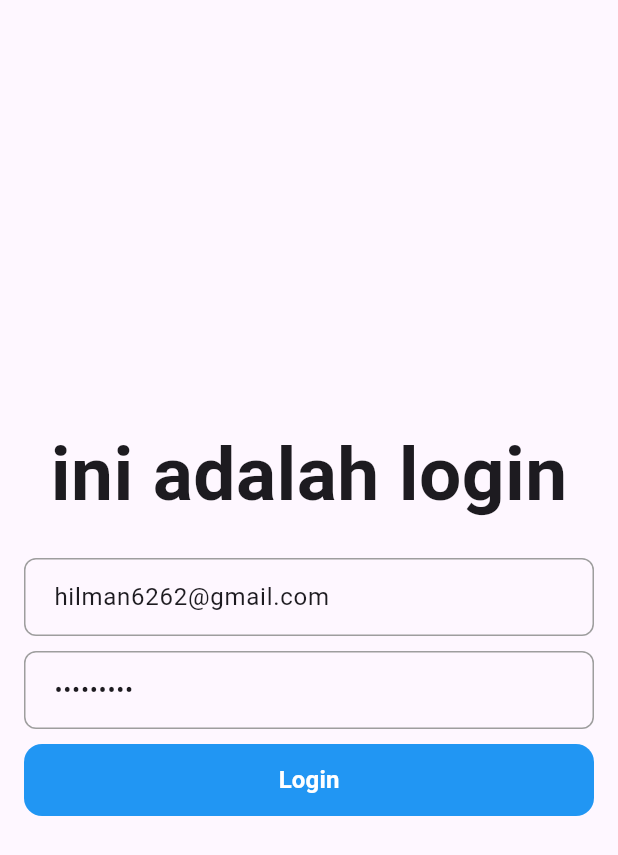
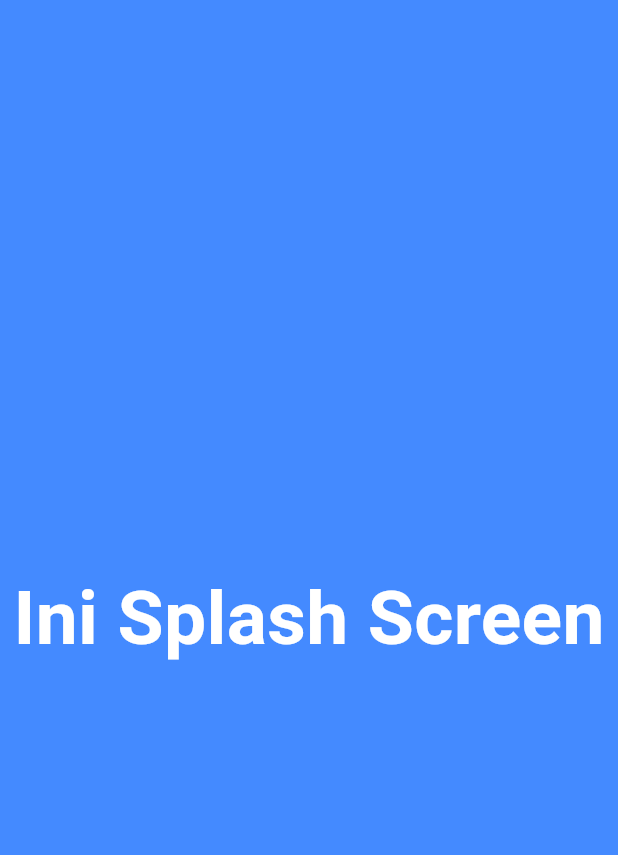
Before and after one commit to zaenihd/my_clean_code_template_bloc, a Flutter app: the first screen one second after launch, on a phone screen of 412 x 824 dp. Shown: the top 855 px of the screen. Run offline on Flutter 3.47's test engine with Material 3 defaults, Android fonts, the phone set to English and light mode, and no system bars; our stand-ins replace bloc, dio, equatable, flutter_bloc, get_it, shared_preferences.

Commit message:
update auto login with token

```diff
--- a/lib/core/navigation/app_router.dart
+++ b/lib/core/navigation/app_router.dart
@@ -3,6 +3,7 @@ import 'package:my_clean_code_template/data/model/profile_model.dart';
 import 'package:my_clean_code_template/ui/auth/login/view/login_view.dart';
 import 'package:my_clean_code_template/ui/home/view/home_view.dart';
 import 'package:my_clean_code_template/ui/profile/view/profile_view.dart';
+import 'package:my_clean_code_template/ui/splash_screen/view/splash_screen_view.dart';
 import 'app_routes.dart';
 
 class AppRouter {
@@ -17,8 +18,10 @@ class AppRouter {
       case AppRoutes.profile:
         return MaterialPageRoute(
           builder: (_) =>
-              ProfileView(profileData: settings.arguments as ProfileData),
+              ProfileView(),
         );
+      case AppRoutes.splash:
+        return MaterialPageRoute(builder: (_) => SplashScreenView());
 
       default:
         return _errorRoute();
--- a/lib/core/navigation/app_routes.dart
+++ b/lib/core/navigation/app_routes.dart
@@ -2,4 +2,5 @@ class AppRoutes {
   static const String login = '/login';
   static const String home = '/home';
   static const String profile = '/profile';
+  static const String splash = '/splash';
 }
--- /dev/null
+++ b/lib/data/storage/app_shared.dart
@@ -0,0 +1,61 @@
+import 'dart:convert';
+import 'package:shared_preferences/shared_preferences.dart';
+
+class AppPreferences {
+  final SharedPreferences _prefs;
+
+  AppPreferences(this._prefs);
+
+  // ======================
+  // KEY
+  // ======================
+  static const _keyIsLogin = 'is_login';
+  static const _keyToken = 'token';
+  static const _keyEmail = 'email';
+  static const _keyPassword = 'password';
+  static const _keyProfile = 'profile';
+
+  // ======================
+  // LOGIN STATE
+  // ======================
+  Future<void> setLogin(bool value) async {
+    await _prefs.setBool(_keyIsLogin, value);
+  }
+
+  bool get isLogin => _prefs.getBool(_keyIsLogin) ?? false;
+
+  // ======================
+  // AUTH DATA
+  // ======================
+  Future<void> saveToken({required String token}) async {
+    await _prefs.setString(_keyToken, token);
+  }
+
+  String get token => _prefs.getString(_keyToken) ?? '';
+  String get email => _prefs.getString(_keyEmail) ?? '';
+  String get password => _prefs.getString(_keyPassword) ?? '';
+
+  // ======================
+  // PROFILE (OBJECT)
+  // ======================
+  Future<void> saveProfile(Map<String, dynamic> profile) async {
+    await _prefs.setString(_keyProfile, jsonEncode(profile));
+  }
+
+  Map<String, dynamic>? get profile {
+    final json = _prefs.getString(_keyProfile);
+    if (json == null) return null;
+    return jsonDecode(json);
+  }
+
+  // ======================
+  // CLEAR
+  // ======================
+  Future<void> clearAuth() async {
+    await _prefs.remove(_keyIsLogin);
+    await _prefs.remove(_keyToken);
+    await _prefs.remove(_keyEmail);
+    await _prefs.remove(_keyPassword);
+    await _prefs.remove(_keyProfile);
+  }
+}
--- a/lib/main.dart
+++ b/lib/main.dart
@@ -1,11 +1,18 @@
 import 'package:flutter/material.dart';
 import 'package:flutter_bloc/flutter_bloc.dart';
+import 'package:my_clean_code_template/core/di/service_locator.dart';
 import 'package:my_clean_code_template/core/navigation/app_router.dart';
+import 'package:my_clean_code_template/core/navigation/app_routes.dart';
 import 'package:my_clean_code_template/core/navigation/navigation_service.dart';
 import 'package:my_clean_code_template/ui/auth/login/bloc/login_bloc.dart';
 import 'package:my_clean_code_template/ui/auth/login/view/login_view.dart';
+import 'package:my_clean_code_template/ui/profile/cubit/profile_cubit.dart';
+import 'package:my_clean_code_template/ui/splash_screen/cubit/splash_cubit.dart';
+import 'package:my_clean_code_template/ui/splash_screen/view/splash_screen_view.dart';
 
-void main() {
+void main() async {
+  WidgetsFlutterBinding.ensureInitialized();
+  await setupServiceLocator();
   runApp(const MyApp());
 }
 
@@ -16,14 +23,18 @@ class MyApp extends StatelessWidget {
   @override
   Widget build(BuildContext context) {
     return MultiBlocProvider(
-      providers: [BlocProvider(create: (context) => LoginBloc())],
+      providers: [
+        BlocProvider(create: (context) => SplashCubit()..checkSession()),
+        BlocProvider(create: (context) => ProfileCubit()..getProfile()),
+        BlocProvider(create: (context) => LoginBloc()),
+      ],
       child: MaterialApp(
         navigatorKey: NavigationService.navigatorKey,
         onGenerateRoute: AppRouter.onGenerateRoute,
         debugShowCheckedModeBanner: false,
         title: 'Flutter Demo',
         theme: ThemeData(),
-        home: LoginView(),
+        home: SplashScreenView(),
       ),
     );
   }
--- a/lib/ui/auth/login/view/login_view.dart
+++ b/lib/ui/auth/login/view/login_view.dart
@@ -36,7 +36,7 @@ class LoginView extends StatelessWidget {
                 AppTextFormField(
                   controller: passwordController,
                   hintText: "Password",
-                  obscureText: true,
+                  obscureText: false,
                 ),
                 const SizedBox(height: 10.0),
                 AppSolidButton(
--- /dev/null
+++ b/lib/ui/profile/cubit/profile_cubit.dart
@@ -0,0 +1,21 @@
+import 'package:bloc/bloc.dart';
+import 'package:equatable/equatable.dart';
+import 'package:my_clean_code_template/core/di/service_locator.dart';
+import 'package:my_clean_code_template/data/model/profile_model.dart';
+import 'package:my_clean_code_template/data/storage/app_shared.dart';
+
+part 'profile_state.dart';
+
+class ProfileCubit extends Cubit<ProfileState> {
+  ProfileCubit() : super(ProfileInitial());
+
+  final data = sl<AppPreferences>().profile;
+
+  Future<void> getProfile()async {
+    print("hahahaha. =====>> " +data.toString());
+    // emit(ProfileUnauthenticated());
+
+    // emit(ProfileAuthenticated(profileData: profileData));
+
+  }
+}
--- /dev/null
+++ b/lib/ui/profile/cubit/profile_state.dart
@@ -0,0 +1,21 @@
+part of 'profile_cubit.dart';
+
+sealed class ProfileState extends Equatable {
+  const ProfileState();
+
+  @override
+  List<Object> get props => [];
+}
+
+final class ProfileInitial extends ProfileState {}
+
+class ProfileAuthenticated extends ProfileState {
+  final ProfileData profileData;
+
+  const ProfileAuthenticated({required this.profileData});
+
+  @override
+  List<Object> get props => [profileData];
+}
+
+class ProfileUnauthenticated extends ProfileState {}
--- /dev/null
+++ b/lib/ui/splash_screen/cubit/splash_cubit.dart
@@ -0,0 +1,24 @@
+
+
+import 'package:bloc/bloc.dart';
+import 'package:equatable/equatable.dart';
+import 'package:my_clean_code_template/core/di/service_locator.dart';
+import 'package:my_clean_code_template/data/storage/app_shared.dart';
+
+part 'splash_state.dart';
+
+class SplashCubit extends Cubit<SplashState> {
+  SplashCubit() : super(SplashInitial());
+
+  String? token = sl<AppPreferences>().token;
+
+  Future<void> checkSession() async {
+    await Future.delayed(Duration(seconds: 3));
+    print(token.toString());
+    if (token == null || token == "") {
+      emit(SplashUnauthenticated());
+    } else {
+      emit(SplashAuthenticated());
+    }
+  }
+}
--- /dev/null
+++ b/lib/ui/splash_screen/cubit/splash_state.dart
@@ -0,0 +1,14 @@
+part of 'splash_cubit.dart';
+
+sealed class SplashState extends Equatable {
+  const SplashState();
+
+  @override
+  List<Object> get props => [];
+}
+
+final class SplashInitial extends SplashState {}
+
+class SplashAuthenticated extends SplashState {}
+
+class SplashUnauthenticated extends SplashState {}
--- /dev/null
+++ b/lib/ui/splash_screen/view/splash_screen_view.dart
@@ -0,0 +1,43 @@
+import 'package:flutter/material.dart';
+import 'package:flutter_bloc/flutter_bloc.dart';
+import 'package:my_clean_code_template/core/di/service_locator.dart';
+import 'package:my_clean_code_template/core/navigation/app_routes.dart';
+import 'package:my_clean_code_template/core/navigation/navigation_service.dart';
+import 'package:my_clean_code_template/core/widget/app_txt.dart';
+import 'package:my_clean_code_template/data/storage/app_shared.dart';
+import 'package:my_clean_code_template/ui/auth/login/bloc/login_bloc.dart';
+import 'package:my_clean_code_template/ui/splash_screen/cubit/splash_cubit.dart';
+
+class SplashScreenView extends StatefulWidget {
+  const SplashScreenView({super.key});
+
+  @override
+  State<SplashScreenView> createState() => _SplashScreenViewState();
+}
+
+class _SplashScreenViewState extends State<SplashScreenView> {
+  @override
+  Widget build(BuildContext context) {
+    return Scaffold(
+      backgroundColor: Colors.blueAccent[200],
+      body: BlocListener<SplashCubit, SplashState>(
+        listener: (context, state) {
+          if (state is SplashAuthenticated) {
+            NavigationService.pushReplacementNamed(AppRoutes.profile);
+          }
+          if (state is SplashUnauthenticated) {
+            NavigationService.pushReplacementNamed(AppRoutes.login);
+          }
+        },
+        child: Center(
+          child: Txt(
+            "Ini Splash Screen",
+            fontSize: 50,
+            fontWeight: FontWeight.bold,
+            color: Colors.white,
+          ),
+        ),
+      ),
+    );
+  }
+}
--- a/pubspec.yaml
+++ b/pubspec.yaml
@@ -37,6 +37,8 @@ dependencies:
   flutter_bloc: ^9.1.1
   equatable: ^2.0.8
   dio: ^5.9.0
+  shared_preferences: ^2.5.4
+  get_it: ^9.2.0
 
 dev_dependencies:
   flutter_test:
```
Also changed, not shown: lib/core/di/service_locator.dart (added, +24 -0 lines), lib/ui/auth/login/bloc/login_bloc.dart (+11 -1 lines), lib/ui/profile/bloc/profile_bloc.dart (deleted, +0 -13 lines), lib/ui/profile/bloc/profile_event.dart (deleted, +0 -8 lines), lib/ui/profile/bloc/profile_state.dart (deleted, +0 -10 lines), lib/ui/profile/view/profile_view.dart (+17 -13 lines), pubspec.lock, 7 other files.
